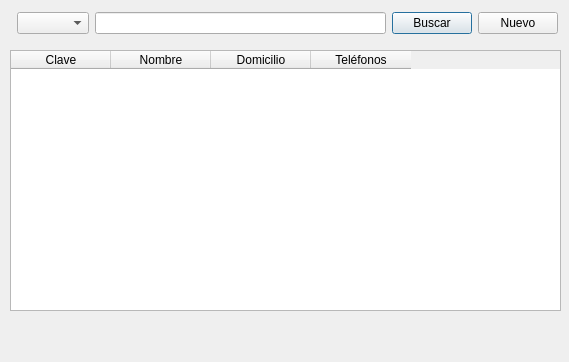
First picture: the form in busqueda_clientes.ui, repository esantanaya/coticom, before the edit.
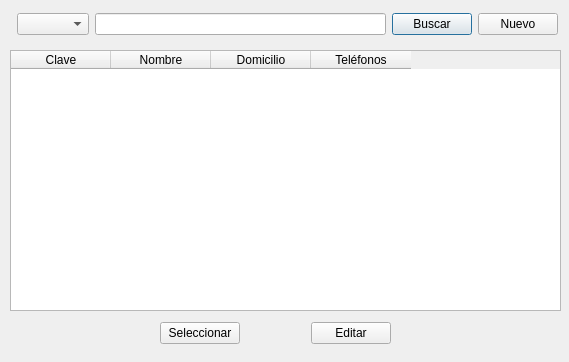
Second picture: the form after the edit. Icons and pictures are not drawn.

Commit message: Se agrega una solucion alternativa para seleccionar al cliente

The edit to the form file:
```diff
--- a/busqueda_clientes.ui
+++ b/busqueda_clientes.ui
@@ -26,7 +26,7 @@
      <x>17</x>
      <y>11</y>
      <width>541</width>
-     <height>25</height>
+     <height>26</height>
     </rect>
    </property>
    <layout class="QHBoxLayout" name="horizontalLayout">
@@ -92,6 +92,45 @@
     </property>
    </column>
   </widget>
+  <widget class="QWidget" name="">
+   <property name="geometry">
+    <rect>
+     <x>160</x>
+     <y>320</y>
+     <width>231</width>
+     <height>26</height>
+    </rect>
+   </property>
+   <layout class="QHBoxLayout" name="horizontalLayout_2">
+    <item>
+     <widget class="QPushButton" name="boton_seleccionar">
+      <property name="text">
+       <string>Seleccionar</string>
+      </property>
+     </widget>
+    </item>
+    <item>
+     <spacer name="horizontalSpacer">
+      <property name="orientation">
+       <enum>Qt::Horizontal</enum>
+      </property>
+      <property name="sizeHint" stdset="0">
+       <size>
+        <width>88</width>
+        <height>20</height>
+       </size>
+      </property>
+     </spacer>
+    </item>
+    <item>
+     <widget class="QPushButton" name="boton_editar">
+      <property name="text">
+       <string>Editar</string>
+      </property>
+     </widget>
+    </item>
+   </layout>
+  </widget>
  </widget>
  <resources/>
  <connections/>
```
The commit also changes 2 other files.
